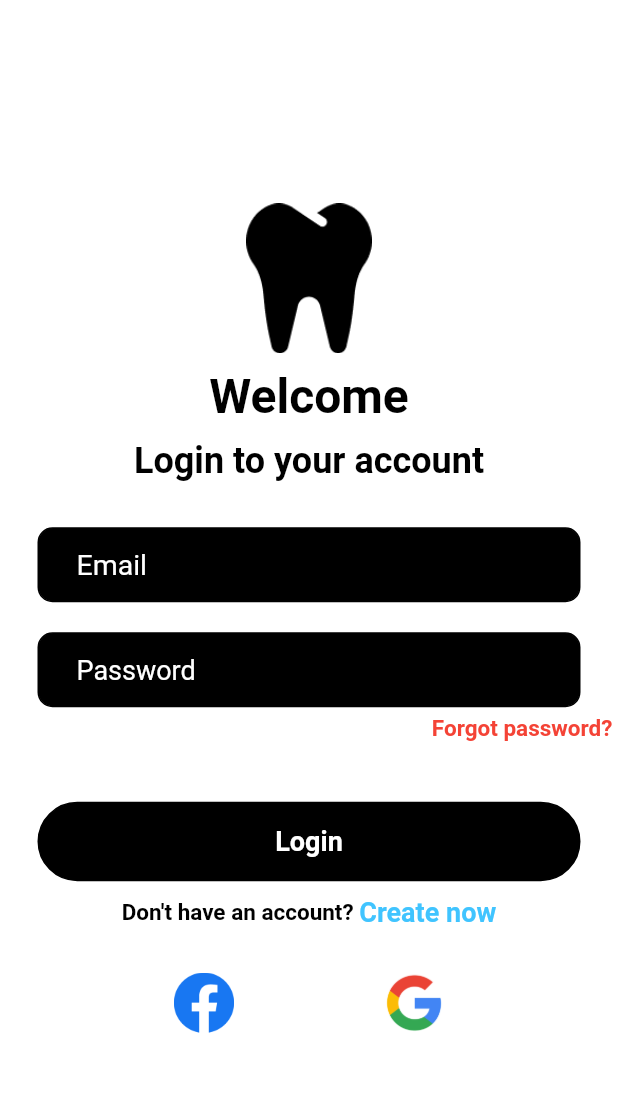
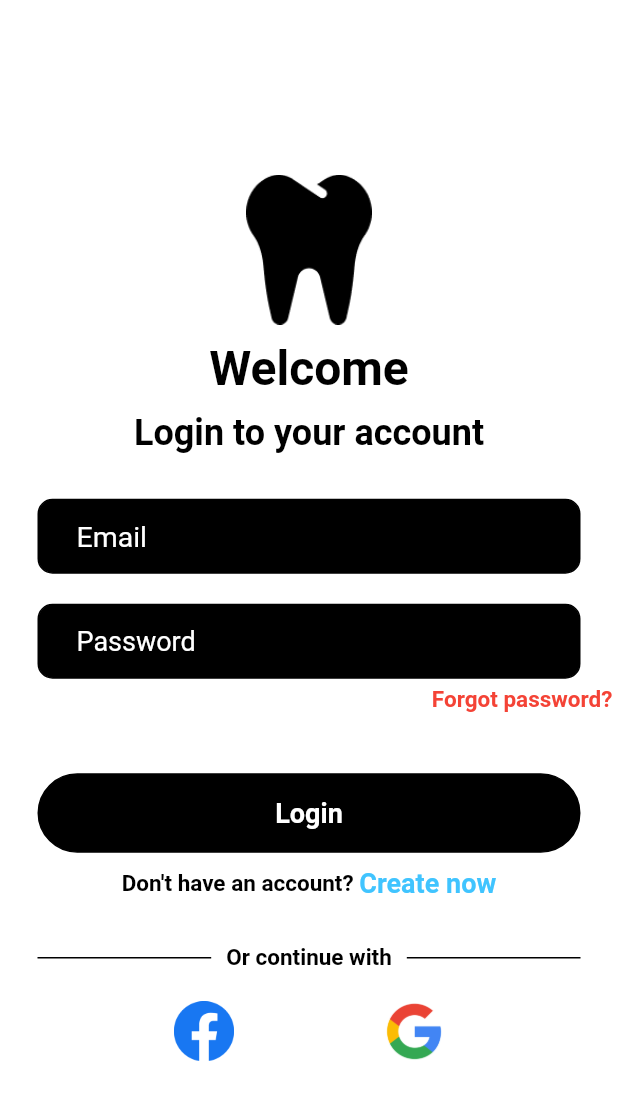
Before and after one commit to robertbusaru/flutter_framework_app_bachelors_degree_project, a Flutter app: the screen it shows after launch, on a phone screen of 412 x 824 dp. Shown: the top 1100 px of the screen. Run offline on Flutter 3.47's test engine with Material 2 defaults, Android fonts, the phone set to English and light mode, and no system bars; our stand-ins replace firebase_auth, firebase_core, google_fonts; accounts and stored records are empty.

Commit message:
login page added "or continue with" text

```diff
--- a/lib/login_page.dart
+++ b/lib/login_page.dart
@@ -164,6 +164,41 @@ class _LoginPageState extends State<LoginPage>{
                 ),
                 SizedBox(height: 30),
                 // Or connect with one of those:
+                Padding(
+                  padding: const EdgeInsets.symmetric(horizontal: 25.0),
+                  child: Row(
+                    children: [
+                      Expanded(
+                        child:
+                        Divider(
+                          thickness: 1,
+                          color: Colors.black,
+                        ),
+                      ),
+
+                      Padding(
+                        padding: const EdgeInsets.symmetric(horizontal: 10.0),
+                        child: Text('Or continue with',
+                          style: GoogleFonts.aBeeZee(
+                            fontSize: 15,
+                            color: Colors.black,
+                            fontWeight: FontWeight.bold,
+                          ),
+                        ),
+                      ),
+
+                      Expanded(
+                        child:
+                        Divider(
+                          thickness: 1,
+                          color: Colors.black,
+                        ),
+                      )
+                    ],
+                  ),
+                ),
+                SizedBox(height: 20),
+                // google and facebook login
                 Row(
                   mainAxisAlignment: MainAxisAlignment.center,
                   children: [
```
